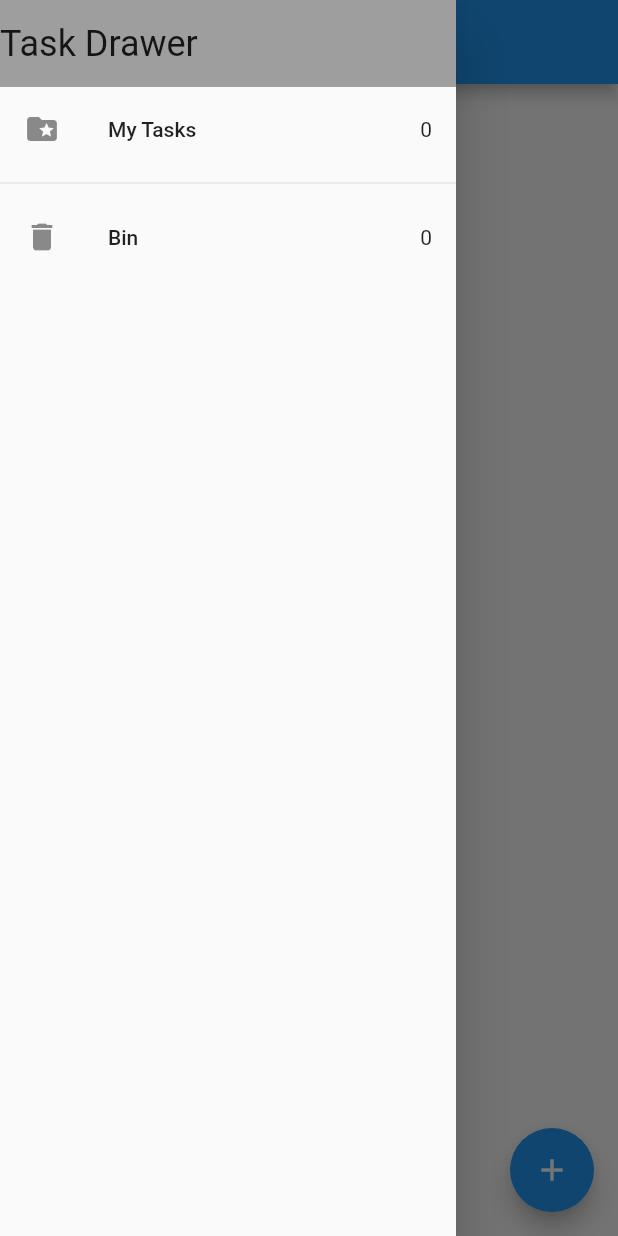
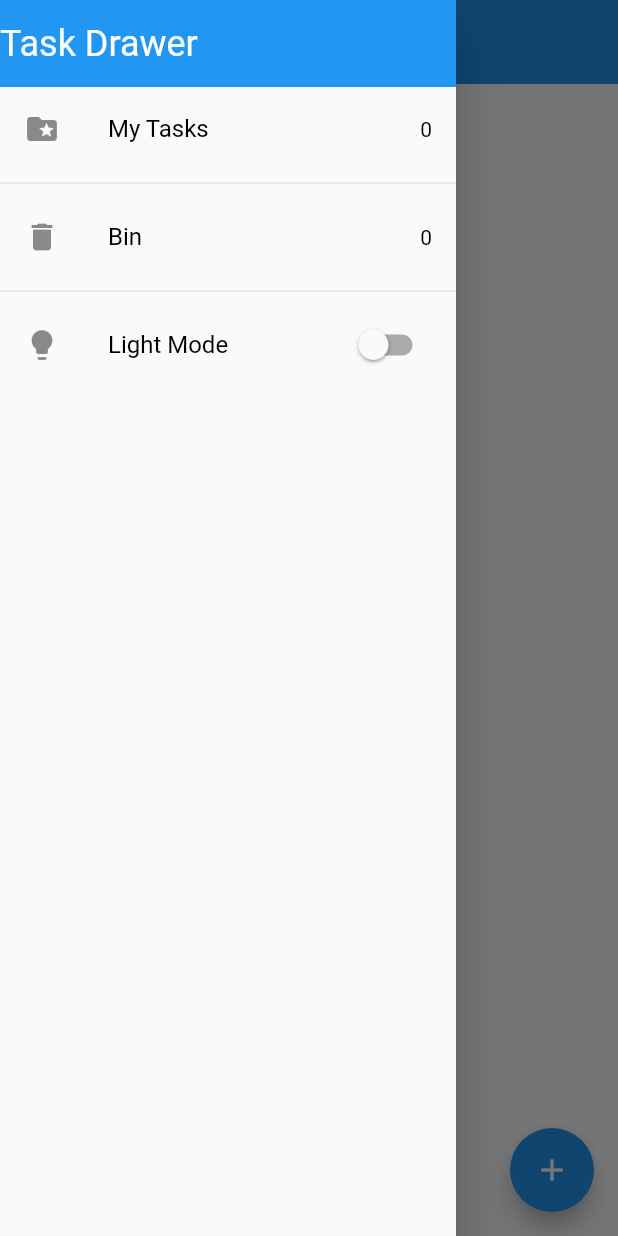
Before and after one commit to 29Niro/flutter_todo_app, a Flutter app: the screen it shows after launch, with the side drawer open, on a phone screen of 412 x 824 dp. Run offline on Flutter 3.47's test engine with Material 2 defaults, Android fonts, the phone set to English and light mode, and no system bars; our stand-ins replace equatable, flutter_bloc, hydrated_bloc.

Commit message:
Iplement Theme using Bloc

```diff
--- a/lib/blocs/bloc_exports.dart
+++ b/lib/blocs/bloc_exports.dart
@@ -1,3 +1,4 @@
-export './bloc/tasks_bloc.dart';
+export './tasks_bloc/tasks_bloc.dart';
+export './switch_bloc/switch_bloc.dart';
 export 'package:flutter_bloc/flutter_bloc.dart';
 export 'package:hydrated_bloc/hydrated_bloc.dart';
--- /dev/null
+++ b/lib/blocs/switch_bloc/switch_bloc.dart
@@ -0,0 +1,26 @@
+import 'package:equatable/equatable.dart';
+import 'package:flutter_todo_app/blocs/bloc_exports.dart';
+
+part 'switch_event.dart';
+part 'switch_state.dart';
+
+class SwitchBloc extends HydratedBloc<SwitchEvent, SwitchState> {
+  SwitchBloc() : super(const SwitchInitial(switchValue: false)) {
+    on<SwitchOnEvent>((event, emit) {
+      emit(const SwitchInitial(switchValue: true));
+    });
+    on<SwitchOffEvent>((event, emit) {
+      emit(const SwitchInitial(switchValue: false));
+    });
+  }
+
+  @override
+  SwitchState? fromJson(Map<String, dynamic> json) {
+    return SwitchState.fromMap(json);
+  }
+
+  @override
+  Map<String, dynamic>? toJson(SwitchState state) {
+    return state.toMap();
+  }
+}
--- /dev/null
+++ b/lib/blocs/switch_bloc/switch_event.dart
@@ -0,0 +1,11 @@
+part of 'switch_bloc.dart';
+
+sealed class SwitchEvent extends Equatable {
+  const SwitchEvent();
+
+  @override
+  List<Object> get props => [];
+}
+
+class SwitchOnEvent extends SwitchEvent {}
+class SwitchOffEvent extends SwitchEvent {}
--- /dev/null
+++ b/lib/blocs/switch_bloc/switch_state.dart
@@ -0,0 +1,29 @@
+// ignore_for_file: public_member_api_docs, sort_constructors_first
+
+part of 'switch_bloc.dart';
+
+class SwitchState extends Equatable {
+  final bool switchValue;
+
+  const SwitchState({required this.switchValue});
+
+  @override
+  List<Object> get props => [switchValue];
+
+  Map<String, dynamic> toMap() {
+    return <String, dynamic>{
+      'switchValue': switchValue,
+    };
+  }
+
+  factory SwitchState.fromMap(Map<String, dynamic> map) {
+    return SwitchState(
+      switchValue: map['switchValue'] as bool,
+    );
+  }
+}
+
+final class SwitchInitial extends SwitchState {
+  const SwitchInitial({required bool switchValue})
+      : super(switchValue: switchValue);
+}
--- a/lib/main.dart
+++ b/lib/main.dart
@@ -3,6 +3,7 @@ import 'package:flutter/foundation.dart';
 import 'package:flutter/material.dart';
 import 'package:flutter_todo_app/screens/task_screen.dart';
 import 'package:flutter_todo_app/services/app_router.dart';
+import 'package:flutter_todo_app/services/app_theme.dart';
 import 'package:path_provider/path_provider.dart';
 
 import 'blocs/bloc_exports.dart';
@@ -34,15 +35,26 @@ class MyApp extends StatelessWidget {
   // This widget is the root of your application.
   @override
   Widget build(BuildContext context) {
-    return BlocProvider(
-      create: (context) => TasksBloc(),
-      child: MaterialApp(
-        title: 'Todo App',
-        theme: ThemeData(
-          primarySwatch: Colors.blue,
+    return MultiBlocProvider(
+      providers: [
+        BlocProvider<TasksBloc>(
+          create: (context) => TasksBloc(),
         ),
-        home: const TaskScreen(),
-        onGenerateRoute: appRouter.onGenerateRoute,
+        BlocProvider(
+          create: (context) => SwitchBloc(),
+        ),
+      ],
+      child: BlocBuilder<SwitchBloc, SwitchState>(
+        builder: (context, state) {
+          return MaterialApp(
+            title: 'Todo App',
+            theme: state.switchValue
+                ? AppThemes.appThemeData[AppTheme.darkTheme]
+                : AppThemes.appThemeData[AppTheme.lightTheme],
+            home: const TaskScreen(),
+            onGenerateRoute: appRouter.onGenerateRoute,
+          );
+        },
       ),
     );
   }
--- a/lib/screens/my_drawer.dart
+++ b/lib/screens/my_drawer.dart
@@ -16,17 +16,20 @@ class MyDrawer extends StatelessWidget {
             Container(
               width: double.infinity,
               padding: const EdgeInsets.symmetric(vertical: 15),
-              color: Colors.grey,
+              color: Colors.blue,
               child: Text(
                 'Task Drawer',
-                style: Theme.of(context).textTheme.headlineSmall,
+                style: TextStyle(
+                  fontSize: 24,
+                  color: Colors.white,
+                ),
               ),
             ),
             BlocBuilder<TasksBloc, TasksState>(
               builder: (context, state) {
                 return GestureDetector(
                   onTap: () {
-                    Navigator.of(context).pushNamed(TaskScreen.id);
+                    Navigator.of(context).pushReplacementNamed(TaskScreen.id);
                   },
                   child: ListTile(
                     leading: const Icon(Icons.folder_special),
@@ -41,7 +44,7 @@ class MyDrawer extends StatelessWidget {
               builder: (context, state) {
                 return GestureDetector(
                   onTap: () {
-                    Navigator.of(context).pushNamed(RecycleBin.id);
+                    Navigator.of(context).pushReplacementNamed(RecycleBin.id);
                   },
                   child: ListTile(
                     leading: const Icon(Icons.delete),
@@ -51,6 +54,25 @@ class MyDrawer extends StatelessWidget {
                 );
               },
             ),
+            const Divider(),
+            BlocBuilder<SwitchBloc, SwitchState>(
+              builder: (context, state) {
+                return ListTile(
+                  leading: const Icon(Icons.lightbulb),
+                  title: state.switchValue
+                      ? const Text('Dark Mode')
+                      : const Text('Light Mode'),
+                  trailing: Switch(
+                    value: state.switchValue,
+                    onChanged: (newValue) {
+                      newValue
+                          ? context.read<SwitchBloc>().add(SwitchOnEvent())
+                          : context.read<SwitchBloc>().add(SwitchOffEvent());
+                    },
+                  ),
+                );
+              },
+            )
           ],
         ),
       ),
--- a/lib/screens/recycle_bin.dart
+++ b/lib/screens/recycle_bin.dart
@@ -1,5 +1,3 @@
-import 'dart:math';
-
 import 'package:flutter/material.dart';
 import 'package:flutter_todo_app/blocs/bloc_exports.dart';
 
--- /dev/null
+++ b/lib/services/app_theme.dart
@@ -0,0 +1,75 @@
+import 'package:flutter/material.dart';
+
+enum AppTheme {
+  darkTheme,
+  lightTheme,
+}
+
+class AppThemes {
+  static final appThemeData = {
+    AppTheme.darkTheme: ThemeData(
+      primarySwatch: Colors.grey,
+      brightness: Brightness.dark,
+      primaryColor: Colors.black,
+      scaffoldBackgroundColor: Colors.black,
+      appBarTheme: const AppBarTheme(
+        backgroundColor: Colors.blue,
+        elevation: 0,
+      ),
+      textTheme: const TextTheme(
+        headline1: TextStyle(
+          color: Colors.white,
+          fontSize: 24,
+          fontWeight: FontWeight.bold,
+        ),
+        headline2: TextStyle(
+          color: Colors.white,
+          fontSize: 20,
+          fontWeight: FontWeight.bold,
+        ),
+        bodyText1: TextStyle(
+          color: Colors.white,
+          fontSize: 16,
+          fontWeight: FontWeight.normal,
+        ),
+        bodyText2: TextStyle(
+          color: Colors.white,
+          fontSize: 14,
+          fontWeight: FontWeight.normal,
+        ),
+      ),
+    ),
+    AppTheme.lightTheme: ThemeData(
+      primarySwatch: Colors.blue,
+      brightness: Brightness.light,
+      primaryColor: Colors.blue,
+      scaffoldBackgroundColor: Colors.white,
+      appBarTheme: const AppBarTheme(
+        backgroundColor: Colors.blue,
+        elevation: 0,
+      ),
+      textTheme: const TextTheme(
+        headline1: TextStyle(
+          color: Colors.black,
+          fontSize: 24,
+          fontWeight: FontWeight.bold,
+        ),
+        headline2: TextStyle(
+          color: Colors.black,
+          fontSize: 20,
+          fontWeight: FontWeight.bold,
+        ),
+        bodyText1: TextStyle(
+          color: Colors.black,
+          fontSize: 16,
+          fontWeight: FontWeight.normal,
+        ),
+        bodyText2: TextStyle(
+          color: Colors.black,
+          fontSize: 14,
+          fontWeight: FontWeight.normal,
+        ),
+      ),
+    ),
+  };
+}
--- a/lib/widgets/tasks_tile.dart
+++ b/lib/widgets/tasks_tile.dart
@@ -28,9 +28,11 @@ class TasksTile extends StatelessWidget {
       ),
       trailing: Checkbox(
         value: task.isDone,
-        onChanged: (value) {
-          context.read<TasksBloc>().add(UpdateTask(task: task));
-        },
+        onChanged: task.isDeleted == false
+            ? (value) {
+                context.read<TasksBloc>().add(UpdateTask(task: task));
+              }
+            : null,
       ),
       onLongPress: () {
         _removeOrDeleteTask(context, task);
```
Also changed, not shown: lib/blocs/tasks_bloc/tasks_bloc.dart (renamed from lib/blocs/bloc/tasks_bloc.dart), lib/blocs/tasks_bloc/tasks_event.dart (renamed from lib/blocs/bloc/tasks_event.dart), lib/blocs/tasks_bloc/tasks_state.dart (renamed from lib/blocs/bloc/tasks_state.dart).
